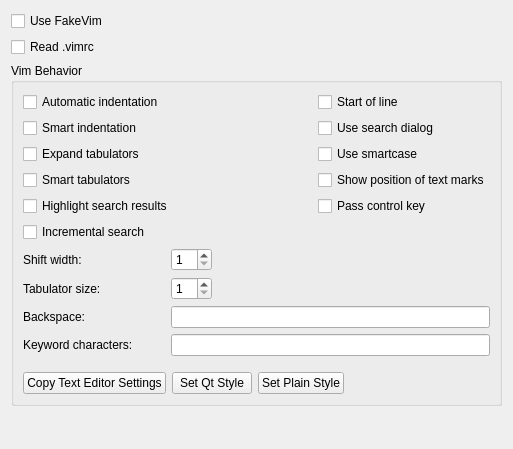
Before: the Qt Designer form src/plugins/fakevim/fakevimoptions.ui in qt-creator/qt-creator, drawn with Qt 5.
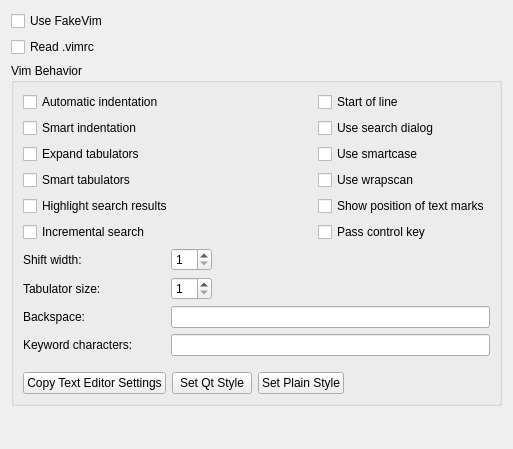
After: the same form once the commit is applied.

The edit to the form file:
```diff
--- a/src/plugins/fakevim/fakevimoptions.ui
+++ b/src/plugins/fakevim/fakevimoptions.ui
@@ -66,6 +66,13 @@
         </property>
        </widget>
       </item>
+      <item row="3" column="2">
+       <widget class="QCheckBox" name="checkBoxWrapScan">
+        <property name="text">
+         <string>Use wrapscan</string>
+        </property>
+       </widget>
+      </item>
       <item row="2" column="0" colspan="2">
        <widget class="QCheckBox" name="checkBoxExpandTab">
         <property name="text">
@@ -73,7 +80,7 @@
         </property>
        </widget>
       </item>
-      <item row="3" column="2">
+      <item row="4" column="2">
        <widget class="QCheckBox" name="checkBoxShowMarks">
         <property name="text">
          <string>Show position of text marks</string>
@@ -87,7 +94,7 @@
         </property>
        </widget>
       </item>
-      <item row="4" column="2">
+      <item row="5" column="2">
        <widget class="QCheckBox" name="checkBoxPassControlKey">
         <property name="toolTip">
          <string>Pass key sequences like Ctrl-S to Qt Creator core instead of interpreting them in FakeVim. This gives easier access to Qt Creator core functionality at the price of losing some features of FakeVim.</string>
```
